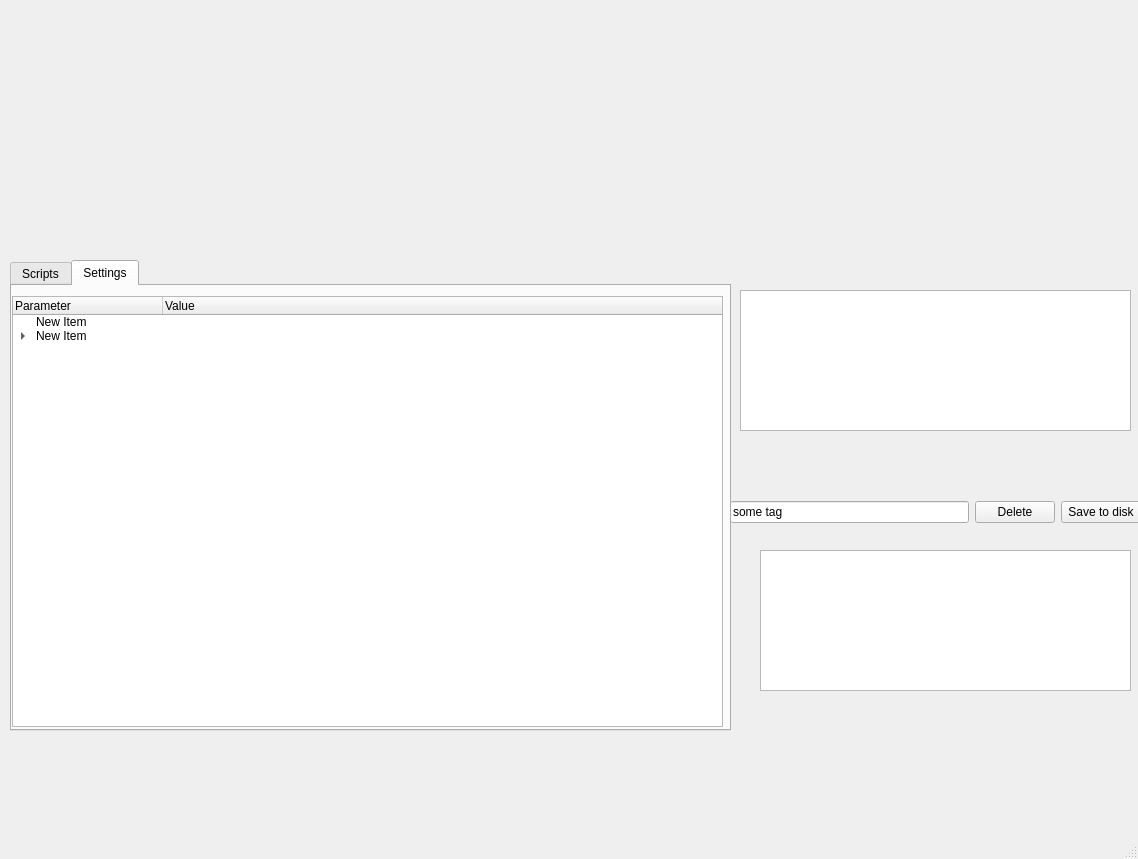
First picture: the form in qt_creator_gui/zi_control.ui, repository LISE-B26/pylabcontrol, before the edit.
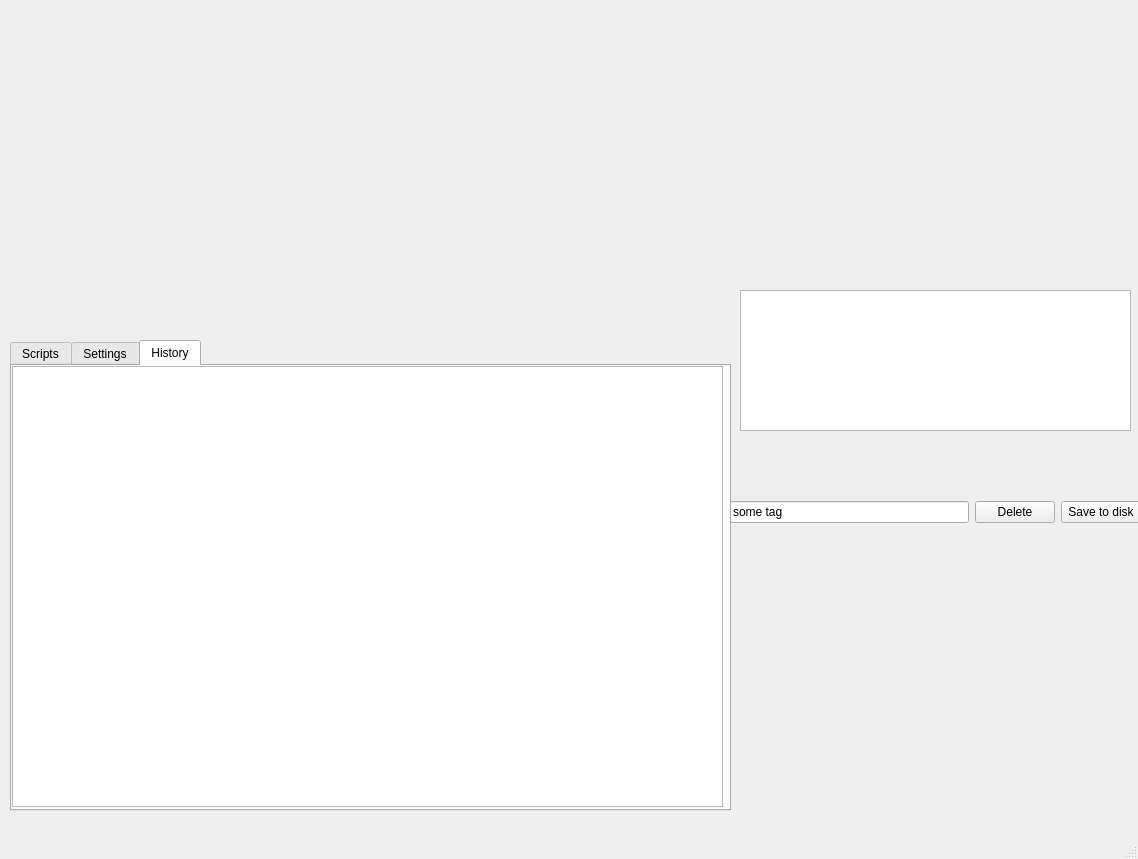
Second picture: the form after the edit.

Commit message: JG: -added history tab in gui for ZI control, .ui file

The edit to the form file:
```diff
--- a/qt_creator_gui/zi_control.ui
+++ b/qt_creator_gui/zi_control.ui
@@ -14,16 +14,6 @@
    <string>MainWindow</string>
   </property>
   <widget class="QWidget" name="centralwidget">
-   <widget class="QListView" name="list_history">
-    <property name="geometry">
-     <rect>
-      <x>760</x>
-      <y>550</y>
-      <width>371</width>
-      <height>141</height>
-     </rect>
-    </property>
-   </widget>
    <widget class="QWidget" name="plotWidget_live" native="true">
     <property name="geometry">
      <rect>
@@ -111,7 +101,7 @@
     <property name="geometry">
      <rect>
       <x>10</x>
-      <y>260</y>
+      <y>340</y>
       <width>721</width>
       <height>471</height>
      </rect>
@@ -120,7 +110,7 @@
      <enum>QTabWidget::Rounded</enum>
     </property>
     <property name="currentIndex">
-     <number>1</number>
+     <number>2</number>
     </property>
     <widget class="QWidget" name="tab_scripts">
      <attribute name="title">
@@ -317,6 +307,21 @@
       </item>
      </widget>
     </widget>
+    <widget class="QWidget" name="tab_history">
+     <attribute name="title">
+      <string>History</string>
+     </attribute>
+     <widget class="QListView" name="list_history">
+      <property name="geometry">
+       <rect>
+        <x>0</x>
+        <y>0</y>
+        <width>711</width>
+        <height>441</height>
+       </rect>
+      </property>
+     </widget>
+    </widget>
    </widget>
    <zorder>list_history</zorder>
    <zorder>plotWidget_live</zorder>
```
Left out of the diff: 1 changed line with no effect on the pictures. The commit also changes 8 other files.
